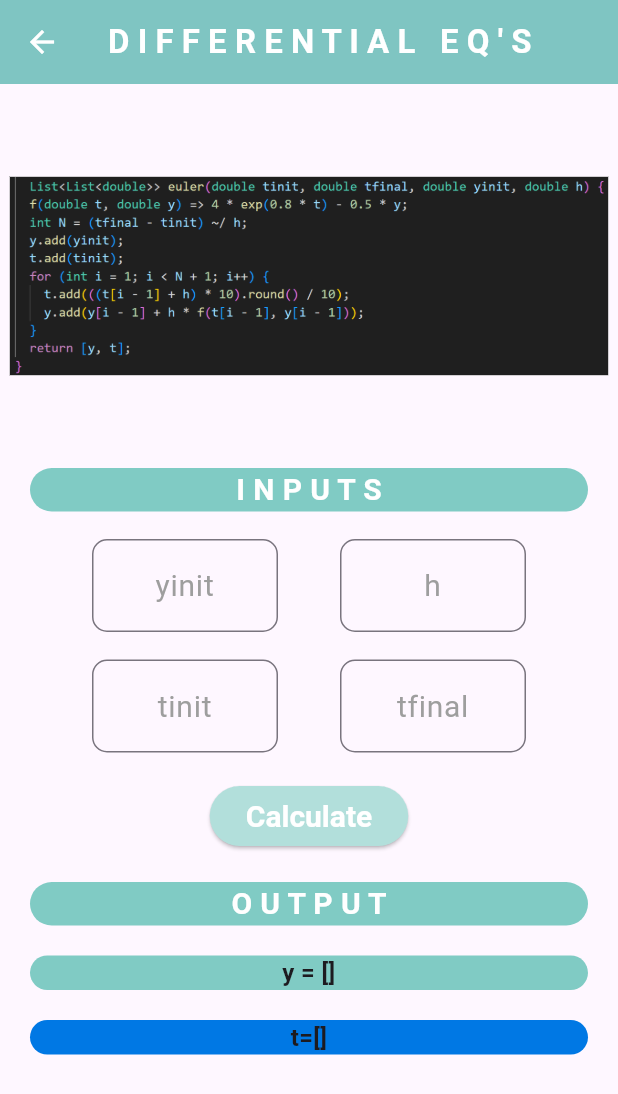
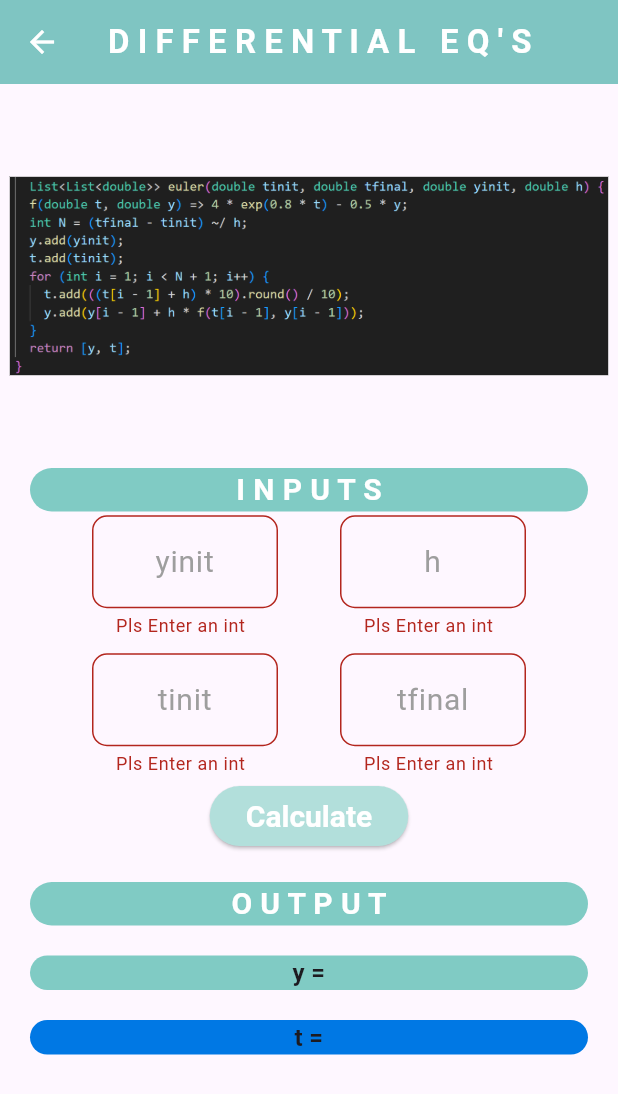
Before and after one commit to JawadZ02/MTH-App, a Flutter app: the DifferentialPage screen opened directly, after a tap on "Calculate", on a phone screen of 412 x 824 dp. Shown: the top 1094 px of the screen. Run offline on Flutter 3.47's test engine with Material 3 defaults, Android fonts, the phone set to English and light mode, and no system bars.

Commit message:
differential_design_has_issues

```diff
--- a/lib/pages/differential.dart
+++ b/lib/pages/differential.dart
@@ -1,5 +1,20 @@
 import 'package:flutter/material.dart';
 import 'dart:math';
+
+final _formKey = GlobalKey<FormState>();
+
+
+String? integerValidator(String? name) {
+  if (name == null || name.isEmpty) {
+    return 'Pls Enter an int';
+  }
+  // Try parsing the input as an integer
+  if (int.tryParse(name) == null) {
+    return 'Pls Enter an int';
+  }
+  return null; // Input is valid
+}
+
 
 // ignore: must_be_immutable
 class DifferentialPage extends StatefulWidget {
@@ -59,6 +74,7 @@ class _DifferentialPageState extends State<DifferentialPage> {
 
             ),
             Expanded(
+              child: Form(
                 child: Container(
                   margin: const EdgeInsets.fromLTRB(20, 0, 20, 0),
                   //decoration: BoxDecoration(border: Border.all(width: 1)),
@@ -77,13 +93,18 @@ class _DifferentialPageState extends State<DifferentialPage> {
                                 fontWeight: FontWeight.bold,
                                 color: Colors.white),
                           )),
+                      Form(
+  key: _formKey,
+  child: Column(
+    mainAxisAlignment: MainAxisAlignment.center,
+    children: [
       Row(
         mainAxisAlignment: MainAxisAlignment.center,
         children: [
           const Spacer(),
           Expanded(
             flex: 3,
-                          child: TextField(
+            child: TextFormField(
               onChanged: (value) {
                 yinit = value;
               },
@@ -100,15 +121,18 @@ class _DifferentialPageState extends State<DifferentialPage> {
                 focusedBorder: OutlineInputBorder(
                   borderRadius: BorderRadius.circular(10.0),
                   borderSide: BorderSide(
-                                    color: Colors.teal[200]!, width: 2.0),
+                    color: Colors.teal[200]!,
+                    width: 2.0,
                   ),
                 ),
+              ),
+              validator: integerValidator,
             ),
           ),
           const Spacer(),
           Expanded(
             flex: 3,
-                          child: TextField(
+            child: TextFormField(
               onChanged: (value) {
                 h = value;
               },
@@ -125,21 +149,25 @@ class _DifferentialPageState extends State<DifferentialPage> {
                 focusedBorder: OutlineInputBorder(
                   borderRadius: BorderRadius.circular(10.0),
                   borderSide: BorderSide(
-                                    color: Colors.teal[200]!, width: 2.0),
+                    color: Colors.teal[200]!,
+                    width: 2.0,
                   ),
                 ),
+              ),
+              validator: integerValidator,
             ),
           ),
           const Spacer(),
         ],
       ),
+      const SizedBox(height: 10.0),
       Row(
         mainAxisAlignment: MainAxisAlignment.center,
         children: [
           const Spacer(),
           Expanded(
             flex: 3,
-                          child: TextField(
+            child: TextFormField(
               onChanged: (value) {
                 tinit = value;
               },
@@ -156,15 +184,18 @@ class _DifferentialPageState extends State<DifferentialPage> {
                 focusedBorder: OutlineInputBorder(
                   borderRadius: BorderRadius.circular(10.0),
                   borderSide: BorderSide(
-                                    color: Colors.teal[200]!, width: 2.0),
+                    color: Colors.teal[200]!,
+                    width: 2.0,
                   ),
                 ),
+              ),
+              validator: integerValidator,
             ),
           ),
           const Spacer(),
           Expanded(
             flex: 3,
-                          child: TextField(
+            child: TextFormField(
               onChanged: (value) {
                 tfinal = value;
               },
@@ -181,27 +212,45 @@ class _DifferentialPageState extends State<DifferentialPage> {
                 focusedBorder: OutlineInputBorder(
                   borderRadius: BorderRadius.circular(10.0),
                   borderSide: BorderSide(
-                                    color: Colors.teal[200]!, width: 2.0),
+                    color: Colors.teal[200]!,
+                    width: 2.0,
                   ),
                 ),
+              ),
+              validator: integerValidator,
             ),
           ),
           const Spacer(),
         ],
       ),
+    ],
+  ),
+),
+
                       ElevatedButton(
                           onPressed: () {
+
                             setState(() {
+                              _formKey.currentState!.validate();
+                              if( _formKey.currentState!.validate()){
+                                y = [];
+                            t = [];
                             double tinitValue = double.parse(tinit);
                             double tfinalValue = double.parse(tfinal);
                             double yinitValue = double.parse(yinit);
                             double hValue = double.parse(h);
-                          y = [];
-                          t = [];
                               List<List<double>> result = euler(
                             tinitValue, tfinalValue, yinitValue, hValue);
                             y=result[0];
                             t = result[1];
+                              }
+
+                            else{
+                            y = [];
+                            t = [];
+                            }
+
+
                             });
                             int ylength = y.length;
                             debugPrint(
@@ -209,6 +258,7 @@ class _DifferentialPageState extends State<DifferentialPage> {
                           },
                           child: const Text('Calculate')),
                     ],
+                  ),
                 ),
               ),
             ),
@@ -240,7 +290,7 @@ class _DifferentialPageState extends State<DifferentialPage> {
                               color: Colors.teal[200],
                               borderRadius: BorderRadius.circular(20.0)),
                           child:  Text(
-                        'y = $y',
+                        'y = ${y.map((double value) => value.toStringAsFixed(4)).join(', ')}',
                         textAlign: TextAlign.center,
                         style: const TextStyle(
                           fontSize: 16,
@@ -252,10 +302,10 @@ class _DifferentialPageState extends State<DifferentialPage> {
                           margin: const EdgeInsets.only(top: 20),
                           alignment: Alignment.topCenter,
                           decoration: BoxDecoration(
-                              color: Color.fromARGB(255, 0, 120, 228),
+                              color: const Color.fromARGB(255, 0, 120, 228),
                               borderRadius: BorderRadius.circular(20.0),),
                           child:  Text(
-                        't=$t',
+                        't = ${t.map((double value) => value.toStringAsFixed(0)).join(', ')}',
                         textAlign: TextAlign.center,
                         style: const TextStyle(
                           fontSize: 16,
```
Lines whose indentation alone changed are shown as unchanged.
